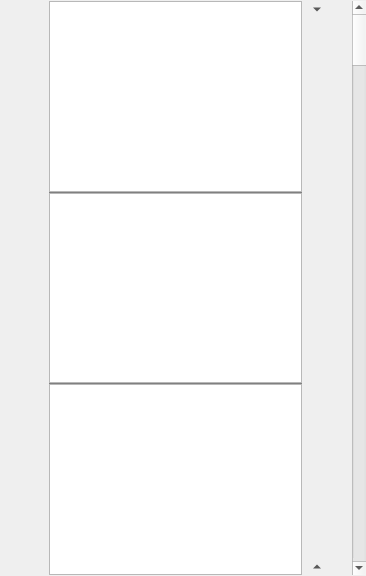
First picture: the form in src/texttab.ui, repository inniyah/plume-creator, before the edit.
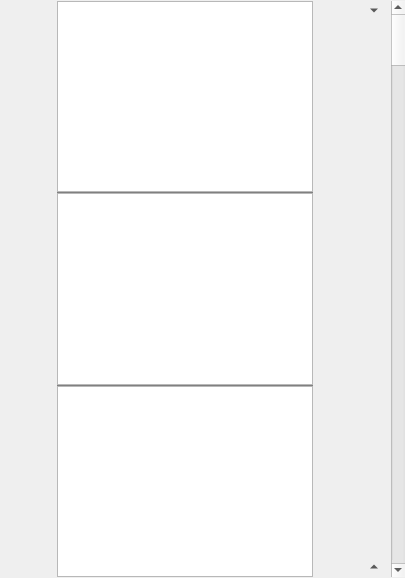
Second picture: the form after the edit. Custom widgets are drawn as their Qt base class.

Commit message: 0.60.8 : fix : splitter in note dock recovered ; arrows buttons for next & previous texts are conencted

The edit to the form file:
```diff
--- a/src/texttab.ui
+++ b/src/texttab.ui
@@ -6,8 +6,8 @@
    <rect>
     <x>0</x>
     <y>0</y>
-    <width>366</width>
-    <height>576</height>
+    <width>405</width>
+    <height>578</height>
    </rect>
   </property>
   <property name="mouseTracking">
@@ -41,6 +41,9 @@
    <locale language="English" country="UnitedKingdom"/>
   </property>
   <layout class="QGridLayout" name="gridLayout">
+   <property name="leftMargin">
+    <number>0</number>
+   </property>
    <property name="topMargin">
     <number>1</number>
    </property>
@@ -50,7 +53,7 @@
    <property name="bottomMargin">
     <number>1</number>
    </property>
-   <item row="0" column="1" rowspan="3">
+   <item row="0" column="1" rowspan="4">
     <widget class="QSplitter" name="splitter">
      <property name="mouseTracking">
       <bool>true</bool>
@@ -79,25 +82,6 @@
      </widget>
     </widget>
    </item>
-   <item row="0" column="2">
-    <widget class="QToolButton" name="prevTextToolButton">
-     <property name="text">
-      <string>...</string>
-     </property>
-     <property name="iconSize">
-      <size>
-       <width>10</width>
-       <height>10</height>
-      </size>
-     </property>
-     <property name="autoRaise">
-      <bool>true</bool>
-     </property>
-     <property name="arrowType">
-      <enum>Qt::DownArrow</enum>
-     </property>
-    </widget>
-   </item>
    <item row="1" column="0">
     <spacer name="horizontalSpacer">
      <property name="orientation">
@@ -111,7 +95,7 @@
      </property>
     </spacer>
    </item>
-   <item row="1" column="2">
+   <item row="1" column="2" colspan="2">
     <spacer name="horizontalSpacer_2">
      <property name="orientation">
       <enum>Qt::Horizontal</enum>
@@ -124,26 +108,7 @@
      </property>
     </spacer>
    </item>
-   <item row="2" column="2">
-    <widget class="QToolButton" name="nextTextToolButton">
-     <property name="text">
-      <string>...</string>
-     </property>
-     <property name="iconSize">
-      <size>
-       <width>10</width>
-       <height>10</height>
-      </size>
-     </property>
-     <property name="autoRaise">
-      <bool>true</bool>
-     </property>
-     <property name="arrowType">
-      <enum>Qt::UpArrow</enum>
-     </property>
-    </widget>
-   </item>
-   <item row="0" column="3" rowspan="3">
+   <item row="0" column="4" rowspan="4">
     <widget class="QScrollBar" name="verticalScrollBar">
      <property name="toolTip">
       <string>scroll</string>
@@ -159,6 +124,119 @@
      </property>
     </widget>
    </item>
+   <item row="0" column="3">
+    <layout class="QGridLayout" name="gridLayout_2">
+     <property name="sizeConstraint">
+      <enum>QLayout::SetDefaultConstraint</enum>
+     </property>
+     <item row="0" column="1">
+      <widget class="QToolButton" name="prevTextToolButton">
+       <property name="text">
+        <string>...</string>
+       </property>
+       <property name="iconSize">
+        <size>
+         <width>10</width>
+         <height>10</height>
+        </size>
+       </property>
+       <property name="checkable">
+        <bool>false</bool>
+       </property>
+       <property name="autoRaise">
+        <bool>true</bool>
+       </property>
+       <property name="arrowType">
+        <enum>Qt::DownArrow</enum>
+       </property>
+      </widget>
+     </item>
+     <item row="1" column="1">
+      <spacer name="verticalSpacer">
+       <property name="orientation">
+        <enum>Qt::Vertical</enum>
+       </property>
+       <property name="sizeHint" stdset="0">
+        <size>
+         <width>20</width>
+         <height>40</height>
+        </size>
+       </property>
+      </spacer>
+     </item>
+     <item row="0" column="0">
+      <spacer name="horizontalSpacer_3">
+       <property name="orientation">
+        <enum>Qt::Horizontal</enum>
+       </property>
+       <property name="sizeHint" stdset="0">
+        <size>
+         <width>40</width>
+         <height>20</height>
+        </size>
+       </property>
+      </spacer>
+     </item>
+    </layout>
+   </item>
+   <item row="3" column="3">
+    <layout class="QGridLayout" name="gridLayout_3">
+     <property name="sizeConstraint">
+      <enum>QLayout::SetDefaultConstraint</enum>
+     </property>
+     <item row="1" column="1">
+      <widget class="QToolButton" name="nextTextToolButton">
+       <property name="layoutDirection">
+        <enum>Qt::LeftToRight</enum>
+       </property>
+       <property name="text">
+        <string>...</string>
+       </property>
+       <property name="iconSize">
+        <size>
+         <width>10</width>
+         <height>10</height>
+        </size>
+       </property>
+       <property name="checkable">
+        <bool>false</bool>
+       </property>
+       <property name="autoRaise">
+        <bool>true</bool>
+       </property>
+       <property name="arrowType">
+        <enum>Qt::UpArrow</enum>
+       </property>
+      </widget>
+     </item>
+     <item row="0" column="1">
+      <spacer name="verticalSpacer_2">
+       <property name="orientation">
+        <enum>Qt::Vertical</enum>
+       </property>
+       <property name="sizeHint" stdset="0">
+        <size>
+         <width>20</width>
+         <height>40</height>
+        </size>
+       </property>
+      </spacer>
+     </item>
+     <item row="1" column="0">
+      <spacer name="horizontalSpacer_4">
+       <property name="orientation">
+        <enum>Qt::Horizontal</enum>
+       </property>
+       <property name="sizeHint" stdset="0">
+        <size>
+         <width>40</width>
+         <height>20</height>
+        </size>
+       </property>
+      </spacer>
+     </item>
+    </layout>
+   </item>
   </layout>
  </widget>
  <customwidgets>
```
The commit also changes 10 other files.
